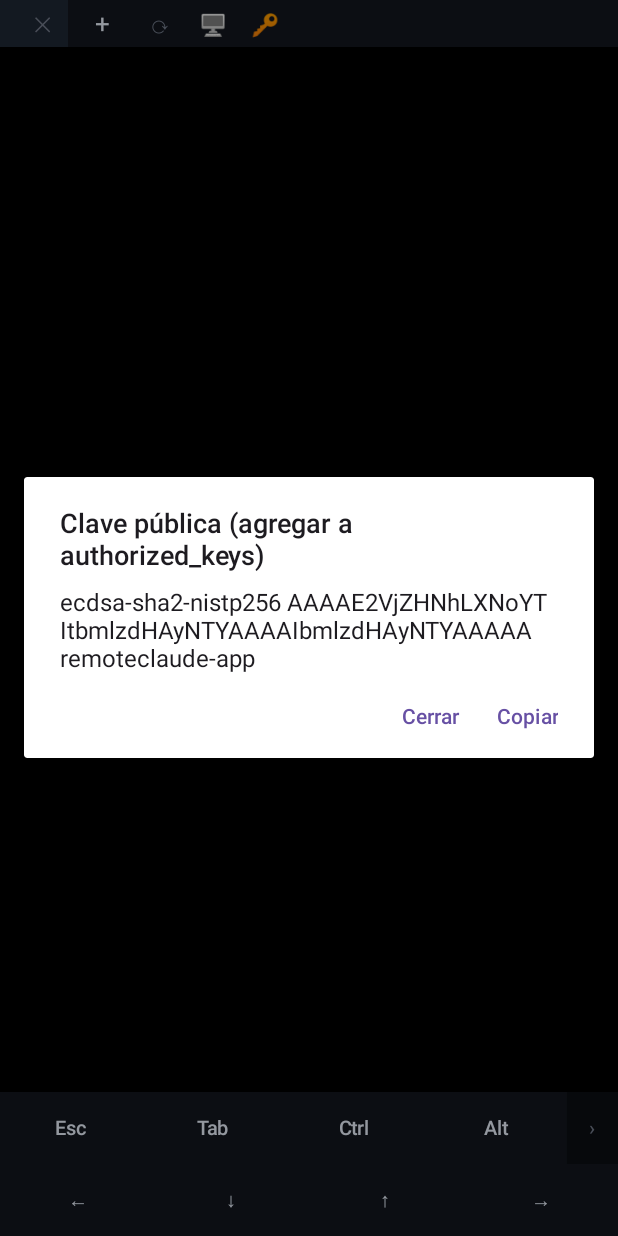
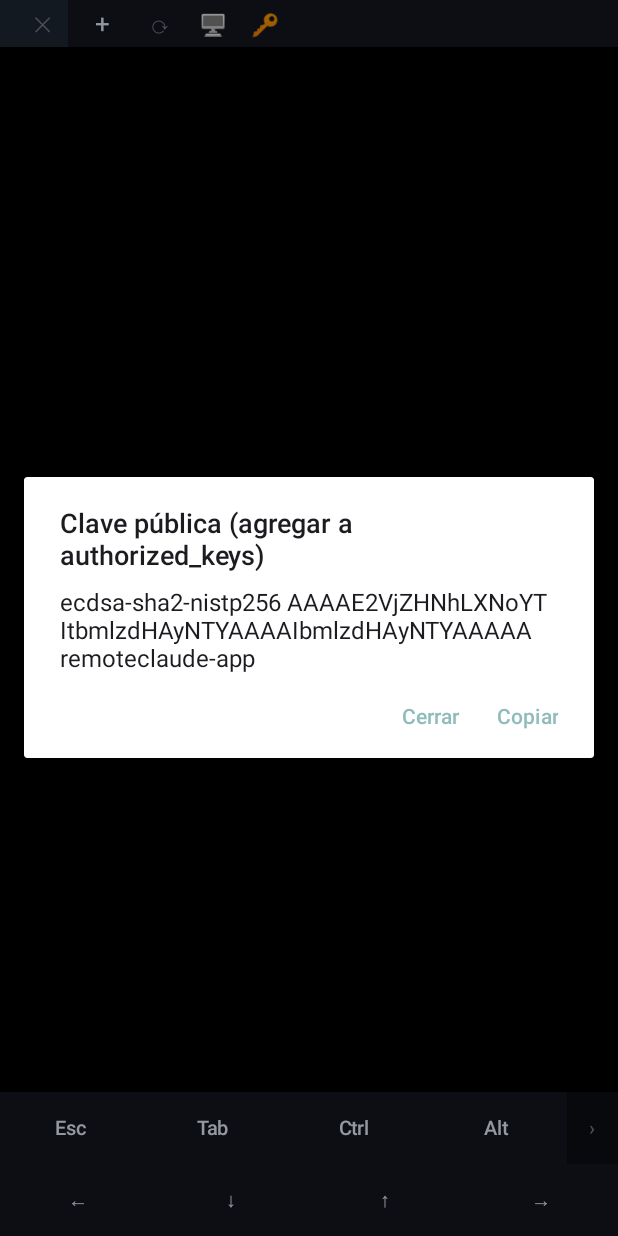
Before and after one commit to jporta09/Remoteclaude, an Android app: the screen it shows after launch (MainActivity), after a tap on an icon or button, on a phone screen of 412 x 824 dp. Run offline under Robolectric (Android 15) with nearby library versions, the phone set to English and light mode, and no system bars; 17 statements that could not run were skipped.

Commit message:
M8: branding (ícono + tema) y firma de release
- Ícono adaptativo: prompt "›_" en el teal de la app sobre fondo oscuro
  (vector, sin PNGs; minSdk 26 => adaptive icon alcanza). Referenciado en
  el manifest (icon + roundIcon).
- Tema: paleta propia (colors.xml), status/nav bar oscuras sin flash blanco
  al abrir, acento teal.
- Firma de release: signingConfig leída de keystore.properties (gitignored);
  build.gradle firma el release si existe el archivo. versionCode 2,
  versionName 1.0.0.
- .gitignore: excluye *.jks, *.keystore y keystore.properties (secretos).

APK release firmado verificado (apksigner OK, 4.8 MB).

Co-Authored-By: Claude Opus 4.8 (1M context) <noreply@anthropic.com>

```diff
--- a/android/app/src/main/AndroidManifest.xml
+++ b/android/app/src/main/AndroidManifest.xml
@@ -7,8 +7,10 @@
 
     <application
         android:allowBackup="true"
+        android:icon="@mipmap/ic_launcher"
         android:label="@string/app_name"
         android:networkSecurityConfig="@xml/network_security_config"
+        android:roundIcon="@mipmap/ic_launcher_round"
         android:supportsRtl="true"
         android:theme="@style/Theme.Remoteclaude">
 
--- /dev/null
+++ b/android/app/src/main/res/mipmap-anydpi-v26/ic_launcher.xml
@@ -0,0 +1,5 @@
+<?xml version="1.0" encoding="utf-8"?>
+<adaptive-icon xmlns:android="http://schemas.android.com/apk/res/android">
+    <background android:drawable="@color/ic_launcher_bg" />
+    <foreground android:drawable="@drawable/ic_launcher_foreground" />
+</adaptive-icon>
--- /dev/null
+++ b/android/app/src/main/res/mipmap-anydpi-v26/ic_launcher_round.xml
@@ -0,0 +1,5 @@
+<?xml version="1.0" encoding="utf-8"?>
+<adaptive-icon xmlns:android="http://schemas.android.com/apk/res/android">
+    <background android:drawable="@color/ic_launcher_bg" />
+    <foreground android:drawable="@drawable/ic_launcher_foreground" />
+</adaptive-icon>
--- /dev/null
+++ b/android/app/src/main/res/values/colors.xml
@@ -0,0 +1,9 @@
+<?xml version="1.0" encoding="utf-8"?>
+<resources>
+    <!-- Paleta de la app (misma que el teclado/terminal en MainActivity). -->
+    <color name="rc_bg">#11151C</color>
+    <color name="rc_surface">#1C2430</color>
+    <color name="rc_accent">#8FBCBB</color>
+    <color name="rc_fg">#D8DEE9</color>
+    <color name="ic_launcher_bg">#11151C</color>
+</resources>
--- a/android/app/src/main/res/values/themes.xml
+++ b/android/app/src/main/res/values/themes.xml
@@ -1,4 +1,11 @@
 <?xml version="1.0" encoding="utf-8"?>
 <resources>
-    <style name="Theme.Remoteclaude" parent="Theme.Material3.DayNight.NoActionBar" />
+    <style name="Theme.Remoteclaude" parent="Theme.Material3.DayNight.NoActionBar">
+        <item name="colorPrimary">@color/rc_accent</item>
+        <item name="android:windowBackground">@color/rc_bg</item>
+        <item name="android:statusBarColor">@color/rc_bg</item>
+        <item name="android:navigationBarColor">@color/rc_bg</item>
+        <!-- barra oscura -> íconos claros -->
+        <item name="android:windowLightStatusBar">false</item>
+    </style>
 </resources>
```
Also changed, not shown: android/app/build.gradle.kts (+25 -2 lines), android/app/src/main/res/drawable/ic_launcher_foreground.xml (added, +26 -0 lines), 1 other file.
